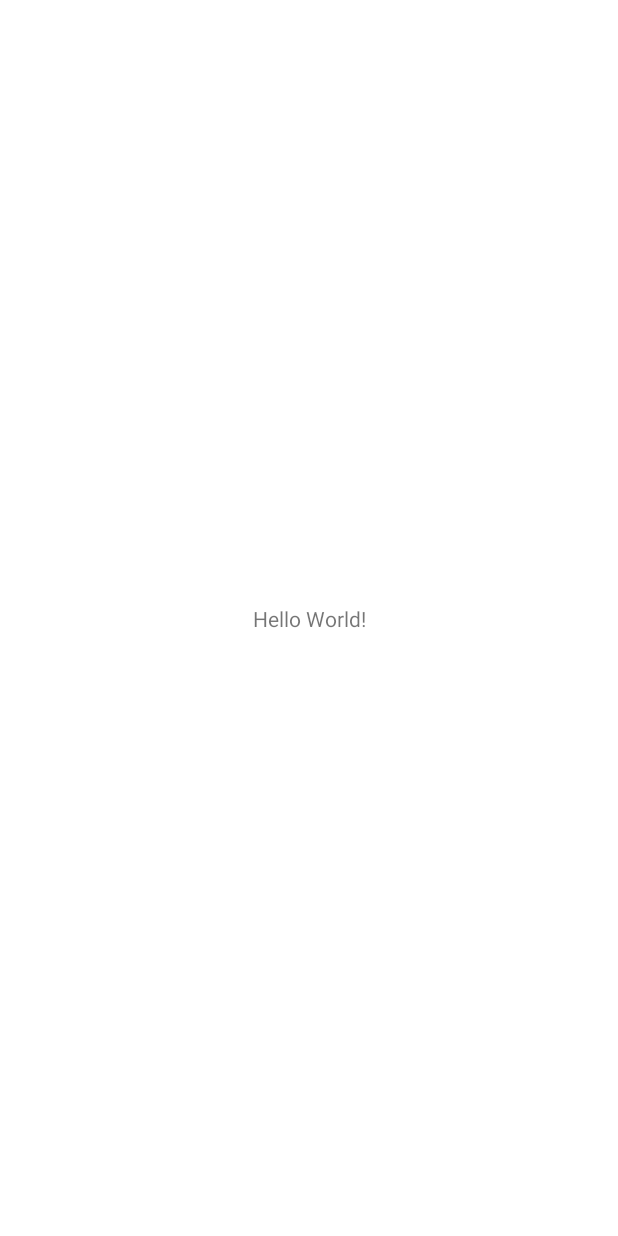
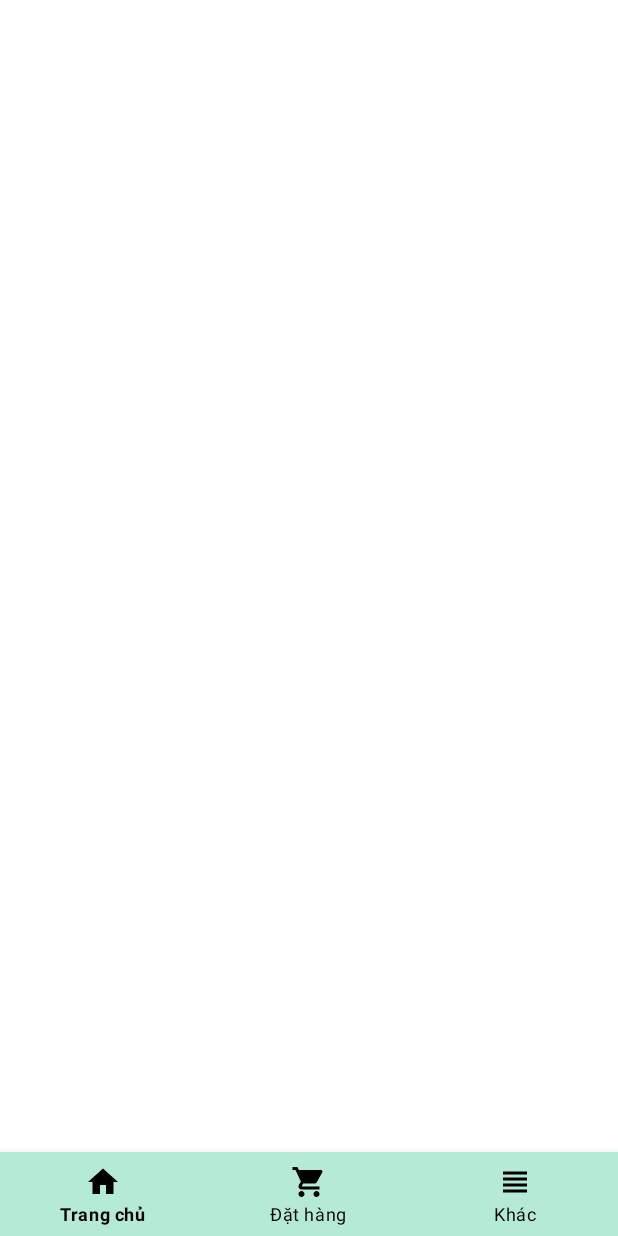
Before and after one commit to pbao9/NOID, an Android app: the MainActivity screen opened directly, with no data from a screen before it, on a phone screen of 412 x 824 dp. Before the commit the screen is almost empty. Run offline under Robolectric (Android 15) with nearby library versions, the phone set to English and light mode, and no system bars.

Commit message:
Nav bottom dashboard

```diff
--- /dev/null
+++ b/app/src/main/res/drawable/ic_home.xml
@@ -0,0 +1,5 @@
+<vector android:height="24dp" android:tint="#000000"
+    android:viewportHeight="24" android:viewportWidth="24"
+    android:width="24dp" xmlns:android="http://schemas.android.com/apk/res/android">
+    <path android:fillColor="@android:color/white" android:pathData="M10,20v-6h4v6h5v-8h3L12,3 2,12h3v8z"/>
+</vector>
--- /dev/null
+++ b/app/src/main/res/drawable/ic_order.xml
@@ -0,0 +1,5 @@
+<vector android:height="24dp" android:tint="#000000"
+    android:viewportHeight="24" android:viewportWidth="24"
+    android:width="24dp" xmlns:android="http://schemas.android.com/apk/res/android">
+    <path android:fillColor="@android:color/white" android:pathData="M7,18c-1.1,0 -1.99,0.9 -1.99,2S5.9,22 7,22s2,-0.9 2,-2 -0.9,-2 -2,-2zM1,2v2h2l3.6,7.59 -1.35,2.45c-0.16,0.28 -0.25,0.61 -0.25,0.96 0,1.1 0.9,2 2,2h12v-2L7.42,15c-0.14,0 -0.25,-0.11 -0.25,-0.25l0.03,-0.12 0.9,-1.63h7.45c0.75,0 1.41,-0.41 1.75,-1.03l3.58,-6.49c0.08,-0.14 0.12,-0.31 0.12,-0.48 0,-0.55 -0.45,-1 -1,-1L5.21,4l-0.94,-2L1,2zM17,18c-1.1,0 -1.99,0.9 -1.99,2s0.89,2 1.99,2 2,-0.9 2,-2 -0.9,-2 -2,-2z"/>
+</vector>
--- /dev/null
+++ b/app/src/main/res/drawable/ic_other.xml
@@ -0,0 +1,5 @@
+<vector android:height="24dp" android:tint="#000000"
+    android:viewportHeight="24" android:viewportWidth="24"
+    android:width="24dp" xmlns:android="http://schemas.android.com/apk/res/android">
+    <path android:fillColor="@android:color/white" android:pathData="M4,15h16v-2L4,13v2zM4,19h16v-2L4,17v2zM4,11h16L20,9L4,9v2zM4,5v2h16L20,5L4,5z"/>
+</vector>
--- a/app/src/main/res/layout/activity_main.xml
+++ b/app/src/main/res/layout/activity_main.xml
@@ -1,18 +1,24 @@
 <?xml version="1.0" encoding="utf-8"?>
-<androidx.constraintlayout.widget.ConstraintLayout xmlns:android="http://schemas.android.com/apk/res/android"
+<RelativeLayout xmlns:android="http://schemas.android.com/apk/res/android"
     xmlns:app="http://schemas.android.com/apk/res-auto"
     xmlns:tools="http://schemas.android.com/tools"
     android:layout_width="match_parent"
     android:layout_height="match_parent"
+    android:orientation="vertical"
     tools:context=".MainActivity">
 
-    <TextView
-        android:layout_width="wrap_content"
+
+
+    <!-- Start Bottom Navigation -->
+    <com.google.android.material.bottomnavigation.BottomNavigationView
+        android:id="@+id/bottom_nav"
+        app:itemBackground="@color/lightgreen"
+        app:itemIconTint="@color/black"
+        app:itemTextColor="@color/black"
+        android:layout_alignParentBottom="true"
+        android:layout_width="match_parent"
         android:layout_height="wrap_content"
-        android:text="Hello World!"
-        app:layout_constraintBottom_toBottomOf="parent"
-        app:layout_constraintEnd_toEndOf="parent"
-        app:layout_constraintStart_toStartOf="parent"
-        app:layout_constraintTop_toTopOf="parent" />
+        app:menu="@menu/bottom_nav"/>
+    <!--End Bottom Navigation -->
 
-</androidx.constraintlayout.widget.ConstraintLayout>
+</RelativeLayout>
--- /dev/null
+++ b/app/src/main/res/menu/bottom_nav.xml
@@ -0,0 +1,15 @@
+<?xml version="1.0" encoding="utf-8"?>
+<menu xmlns:android="http://schemas.android.com/apk/res/android">
+    <item
+        android:id="@+id/actionHome"
+        android:title="Trang chủ"
+        android:icon="@drawable/ic_home"/>
+    <item
+        android:id="@+id/actionOrder"
+        android:title="Đặt hàng"
+        android:icon="@drawable/ic_order"/>
+    <item
+        android:id="@+id/actionOther"
+        android:title="Khác"
+        android:icon="@drawable/ic_other"/>
+</menu>
--- a/app/src/main/res/values/colors.xml
+++ b/app/src/main/res/values/colors.xml
@@ -7,4 +7,7 @@
     <color name="teal_700">#FF018786</color>
     <color name="black">#FF000000</color>
     <color name="white">#FFFFFFFF</color>
+    <color name="lightgreen">#B5EAD7</color>
+    <color name="gray">#A8AEAB</color>
+
 </resources>
```
